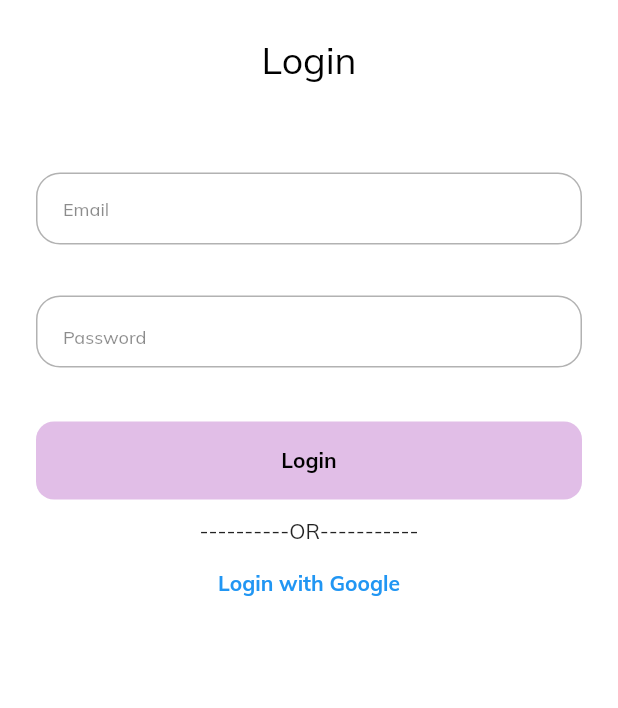
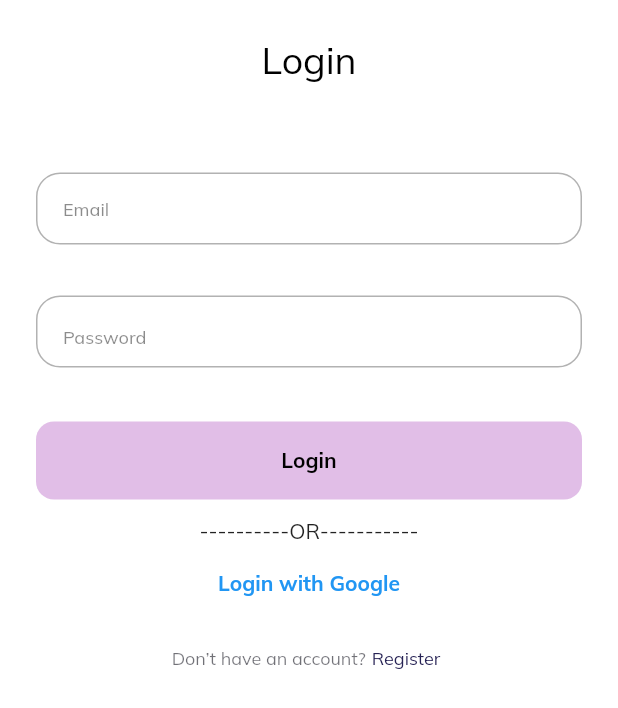
Before and after one commit to leadpresence/firebase_onboarding_app, a Flutter app: the screen it shows after launch, on a phone screen of 412 x 824 dp. Shown: the top 708 px of the screen. Run offline on Flutter 3.47's test engine with Material 2 defaults, Android fonts, the phone set to English and light mode, and no system bars; our stand-ins replace cloud_firestore, firebase_auth, firebase_core, firebase_storage, flutter_svg, font_awesome_flutter and 6 more; accounts and stored records are empty; project files that could hold a hidden picture were left out.

Commit message:
auth, registration and login

```diff
--- a/lib/app/common/di/depenndencies.dart
+++ b/lib/app/common/di/depenndencies.dart
@@ -1,4 +1,5 @@
 import 'package:cloud_firestore/cloud_firestore.dart';
+import 'package:firebase_auth/firebase_auth.dart';
 import 'package:firebase_core/firebase_core.dart';
 import 'package:firebase_storage/firebase_storage.dart';
 import 'package:get/get.dart';
@@ -8,12 +9,13 @@ import 'package:get/get.dart';
 class UtilsProvider extends GetxController{
   FirebaseFirestore firebaseFirestore = FirebaseFirestore.instance;
   final storageRef = FirebaseStorage.instance.ref();
-
-  String collectionPath = "";
+  final FirebaseAuth auth = FirebaseAuth.instance;
+  get user => auth.currentUser;
    String blogCollectionPath = "MBlogPosts";
 
 
 }
+
 
 Future<void> setDi() async {
 
--- a/lib/app/models/user.dart
+++ b/lib/app/models/user.dart
@@ -0,0 +1,42 @@
+// To parse this JSON data, do
+//
+//     final userModel = userModelFromMap(jsonString);
+
+import 'package:meta/meta.dart';
+import 'dart:convert';
+
+UserModel userModelFromMap(String str) => UserModel.fromMap(json.decode(str));
+
+String userModelToMap(UserModel data) => json.encode(data.toMap());
+
+class UserModel {
+  UserModel({
+   this.id,
+   this.firstName,
+   this.lastName,
+   this.email,
+   this.imageUrl,
+  });
+
+  String? id="";
+  String? firstName="";
+  String? lastName="";
+  String? email="";
+  String? imageUrl="";
+
+  factory UserModel.fromMap(Map<String, dynamic> json) => UserModel(
+    id: json["id"],
+    firstName: json["firstName"],
+    lastName: json["lastName"],
+    email: json["email"],
+    imageUrl: json["imageUrl"],
+  );
+
+  Map<String, dynamic> toMap() => {
+    "id": id,
+    "firstName": firstName,
+    "lastName": lastName,
+    "email": email,
+    "imageUrl": imageUrl,
+  };
+}
--- a/lib/app/view/login/login_view.dart
+++ b/lib/app/view/login/login_view.dart
@@ -2,7 +2,9 @@ import 'package:flutter/cupertino.dart';
 import 'package:flutter/material.dart';
 import 'package:gap/gap.dart';
 import 'package:get/get.dart';
+import 'package:google_fonts/google_fonts.dart';
 import 'package:mlog/app/view/login/login_view_model.dart';
+import 'package:mlog/app/view/register/register_view.dart';
 
 import '../../common/utils/utils.dart';
 import '../components/custom_l_button.dart';
@@ -82,7 +84,6 @@ class LoginView extends GetView<LogingViewModel> {
 
                   Padding(
                     padding: const EdgeInsets.fromLTRB(24, 0, 24, 0),
-
                     child:  CustomButton(
                       buttonColor: const Color(0xFFE1BEE7),
                       buttonTextColor: Colors.black,
@@ -113,6 +114,43 @@ class LoginView extends GetView<LogingViewModel> {
                       },
                     ),
                   ),
+                  const Gap(12),
+
+                  Padding(
+                    padding: const EdgeInsets.fromLTRB(24, 0, 24, 0),
+                    child: Row(
+                      mainAxisAlignment: MainAxisAlignment.center,
+                      children: [
+                        Text(
+                          'Don’t have an account?',
+                          textAlign: TextAlign.center,
+                          style: GoogleFonts.mulish(
+                            fontSize: 12,
+                            fontWeight: FontWeight.normal,
+                            color: const Color(0xff12121D).withOpacity(.6),
+                          ),
+                        ),
+                        GestureDetector(
+                          onTap: () {
+                            Get.off(() =>  RegisterView());
+                          },
+                          child: Padding(
+                            padding: const EdgeInsets.all(4.0),
+                            child: Text(
+                              'Register',
+                              textAlign: TextAlign.center,
+                              style: GoogleFonts.mulish(
+                                fontSize: 12,
+                                fontWeight: FontWeight.normal,
+                                color: const Color(0xff262254),
+                              ),
+                            ),
+                          ),
+                        ),
+                      ],
+                    ),
+                  ),
+
                 ],
               ),
             ),
```
Also changed, not shown: lib/app/models/AuthError.dart (added, +37 -0 lines), lib/app/view/login/login_view_model.dart (+39 -2 lines), lib/app/view/profile/profile_view_model.dart (+29 -0 lines), lib/app/view/register/register_view.dart (+38 -1 lines), lib/app/view/register/register_view_mode.dart (+43 -3 lines), lib/app/common/utils/utils.dart (line endings or trailing spaces).
